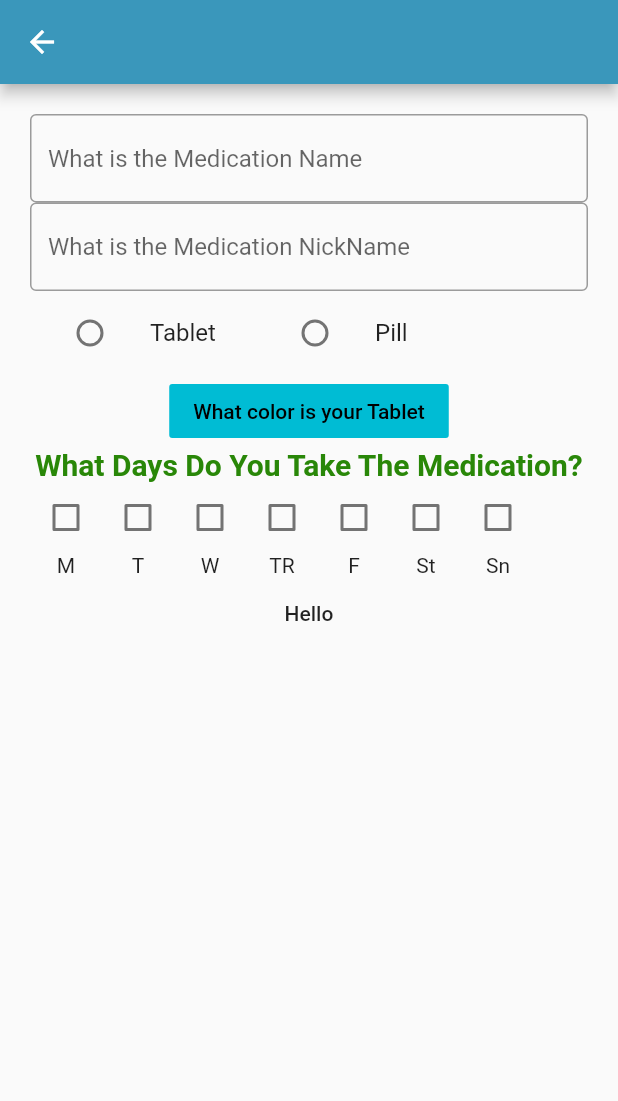
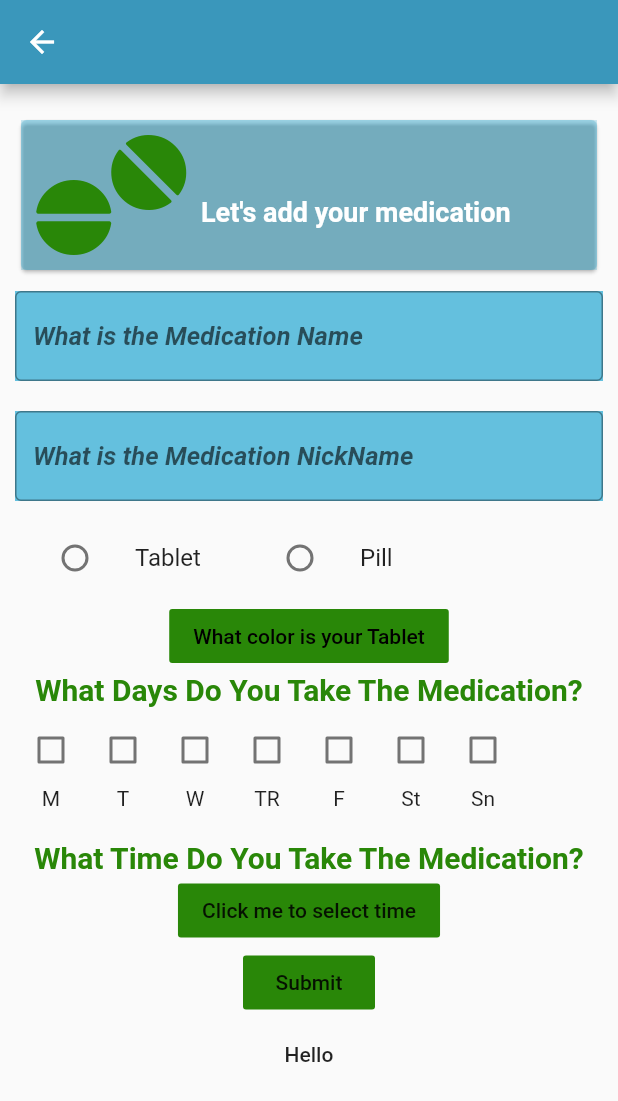
Before and after one commit to moahmmed199898/MedicalReminder, a Flutter app: the AddPage screen opened by its route, on a phone screen of 412 x 824 dp. Shown: the top 1101 px of the screen. Run offline on Flutter 3.47's test engine with Material 2 defaults, Android fonts, the phone set to English and light mode, and no system bars; our stand-ins replace cloud_firestore, firebase_auth, firebase_core, flutter_signin_button, font_awesome_flutter, google_sign_in and 1 more; missing offline and left inert: o_color_picker; accounts and stored records are empty; statements that could not run were skipped.

Commit message:
# Conflicts: #	lib/Pages/Add_Page.dart

```diff
--- a/lib/App_State.dart
+++ b/lib/App_State.dart
@@ -1,6 +1,6 @@
 import 'package:firebase_auth/firebase_auth.dart';
 class AppState {
-  static bool firebaseInitialized = false;
+  static bool isFirebaseInitialized = false;
   static bool firebaseError = false;
   static UserCredential credential;
 }
--- a/lib/Components/Color_Picker.dart
+++ b/lib/Components/Color_Picker.dart
@@ -2,18 +2,19 @@ import 'package:flutter/material.dart';
 import 'package:o_color_picker/o_color_picker.dart';
 
 class ColorPicker extends StatefulWidget {
-  String title;
-  void Function(Color) callback;
-  ColorPicker(this.title, this.callback);
+  final String title;
+  final void Function(Color) callback;
+  final Color defaultColor;
+  ColorPicker(this.title,this.defaultColor, this.callback);
   @override
   _ColorPicker createState() => _ColorPicker();
 }
 
 class _ColorPicker extends State<ColorPicker> {
 
-  Color selectedColor = Colors.cyan;
   @override
   Widget build(BuildContext context) {
+    Color selectedColor = widget.defaultColor;
     return FlatButton(
               color: selectedColor,
               textColor: Colors.black,
@@ -21,7 +22,10 @@ class _ColorPicker extends State<ColorPicker> {
               onPressed: () => showDialog<void>(
                 context: context,
                 builder: (_) => Material(
-                  child: OColorPicker(
+                  child: Column(
+                    mainAxisAlignment: MainAxisAlignment.center,
+                    children: [
+                      OColorPicker(
                         selectedColor: selectedColor,
                         colors: primaryColorsPalette,
                         onColorChange: (color) {
@@ -32,6 +36,8 @@ class _ColorPicker extends State<ColorPicker> {
                           widget.callback(color);
                         },
                       ),
+                    ],
+                  )
                 ),
               ),
             );
--- a/lib/Components/DaysPicker/Days_Picker.dart
+++ b/lib/Components/DaysPicker/Days_Picker.dart
@@ -24,10 +24,12 @@ class _DaysPicker extends State<DaysPicker> {
   }
   @override
   Widget build(BuildContext context) {
-    return Flex(
+    return Container(
+      margin: EdgeInsets.only(bottom: 20, top: 5),
+      child:Flex(
           direction: Axis.horizontal,
           children:  weekDays.map((e) => VerticalCheckBoxTile(e, (value)=>onChangeHandler(e,value))).toList()
-      );
+      ));
 
   }
 
--- a/lib/Components/Input_Box.dart
+++ b/lib/Components/Input_Box.dart
@@ -1,4 +1,5 @@
 import 'package:flutter/material.dart';
+import 'package:medical_reminder/Constants.dart';
 
 class InputBox extends StatelessWidget {
   final String question;
@@ -10,12 +11,21 @@ class InputBox extends StatelessWidget {
 
   @override
   Widget build(BuildContext context) {
-    return TextFormField(
-        decoration: InputDecoration(
-        hintText: question,
-        border: OutlineInputBorder(),
-    ),
-      onChanged: callback
+    return Container(
+      color: Constants.mainColor.withOpacity(0.6),
+      margin: EdgeInsets.only(bottom: 10, top: 10),
+      child: TextFormField(
+        style: TextStyle(
+          fontSize: 17,
+          fontWeight: FontWeight.bold,
+          fontStyle: FontStyle.italic
+        ),
+          decoration: InputDecoration(
+            hintText: question,
+            border: OutlineInputBorder(),
+          ),
+          onChanged: callback
+      ),
     );
   }
 
--- a/lib/Components/MedicationCard/Medication_Card.dart
+++ b/lib/Components/MedicationCard/Medication_Card.dart
@@ -7,6 +7,7 @@ class MedicationCard extends StatelessWidget {
   final String subText;
   final IconData icon;
   final Color iconColor;
+  final double transparency;
 
   //font sizes
   final double _medNameFontSize = 35;
@@ -21,21 +22,22 @@ class MedicationCard extends StatelessWidget {
   Color _backgroundColor;
 
 
-  MedicationCard(this.medName, this.subText, this.icon, this.iconColor) {
+  MedicationCard(this.medName, this.subText, this.icon, this.iconColor, [this.transparency=1]) {
     //calculate the mean of the colors
     double avgMean = (iconColor.blue + iconColor.red + iconColor.green)/3;
     if(avgMean > 255/2) {
       //light icon
-      _backgroundColor = _darkBackground;
+      _backgroundColor = _darkBackground.withOpacity(transparency);
     } else {
       //dark icon
-      _backgroundColor = _lightBackground;
+      _backgroundColor = _lightBackground.withOpacity(transparency);
     }
   }
 
   @override
   Widget build(BuildContext context) {
     return Card(
+      color: _backgroundColor,
         child: Container(
       color: _backgroundColor,
       height: 100,
--- a/lib/Components/MedicationCard/Medication_Card_Maker.dart
+++ b/lib/Components/MedicationCard/Medication_Card_Maker.dart
@@ -13,7 +13,7 @@ class MedicationCardMaker extends StatelessWidget {
   String subText;
   IconData icon;
   Color iconColor;
-  Medications medications;
+  Medication medications;
 
   MedicationCardMaker(this.medications) {
     medName = medications.medNickName;
--- a/lib/Pages/Add_Page.dart
+++ b/lib/Pages/Add_Page.dart
@@ -1,11 +1,17 @@
 import 'package:flutter/material.dart';
-import 'package:medical_reminder/Components/Background_Animation.dart';
+import 'package:font_awesome_flutter/font_awesome_flutter.dart';
+import 'dart:async';
 
 
+import 'package:medical_reminder/Components/BackgroundSettings/Background_Animation.dart';
+import 'package:medical_reminder/Components/BackgroundSettings/Background_Setting_Setter.dart';
 import 'package:medical_reminder/Components/Color_Picker.dart';
 import 'package:medical_reminder/Components/DaysPicker/Days_Picker.dart';
 import 'package:medical_reminder/Components/Input_Box.dart';
+import 'package:medical_reminder/Components/MedicationCard/Medication_Card.dart';
 import 'package:medical_reminder/Components/Tablet_Pill_Picker.dart';
+import 'package:medical_reminder/Services/Firebase/Database.dart';
+import 'package:medical_reminder/Types/BackgroundSettingEnum.dart';
 import 'package:medical_reminder/Services/Drugs_API.dart';
 
 class AddPage extends StatefulWidget {
@@ -14,12 +20,14 @@ class AddPage extends StatefulWidget {
 }
 
 class _AddPage extends State<AddPage> {
-  String _medicationName;
-  String _medNickName;
-  Color _medColor;
+  String _medicationName = " ";
+  String _medNickName = " ";
+  Color _medColor = Color.fromRGBO(41, 135, 8, 1);
   String _medType = "Tablet";
   List<String> _medDays;
   TimeOfDay _time = TimeOfDay(hour: 8, minute: 0);
+  BackgroundSetting _currentBackground = BackgroundSetting.Evening2Morning;
+  IconData _icon = FontAwesomeIcons.tablets;
 
   void _colorPickerOnChangeHandler(Color color) {
     setState(() {
@@ -30,6 +38,11 @@ class _AddPage extends State<AddPage> {
   void _medTypeOnChangeHandler(String string) {
     setState(() {
       _medType = string;
+      if(_medType == "Tablet") {
+        _icon = FontAwesomeIcons.tablets;
+      } else {
+        _icon = FontAwesomeIcons.pills;
+      }
     });
   }
 
@@ -37,12 +50,33 @@ class _AddPage extends State<AddPage> {
     _medDays = days;
   }
 
-  void _onTimeChangedHandler(TimeOfDay time) {
+  void backgroundAnimation() {
     setState(() {
-      _time = time;
+      _currentBackground = BackgroundSetting.Morning2Evening;
+    });
+
+  }
+  void onClickShowTimeHandler() {
+    showTimePicker(context: context, initialTime: _time).then((value) => setState(()=>{
+      _time = value
+    }));
+  }
+  void onChangeMedNameHandler(String value) {
+    setState(() {
+      _medicationName = value;
+    });
+  }
+  void onChangeMedNickNameHandler(String value) {
+    setState(() {
+      _medNickName = value;
     });
   }
 
+  void onSubmitHandler() {
+    Database database = Database(context);
+    // database.addMedication(_medicationName, _medNickName, _medColor, _medType, _medDays, _time).then((value) => print("added")).catchError((e)=> print(e.toString()));
+    database.getCurrentMedication();
+  }
 
   @override
   void initState() {
@@ -57,19 +91,22 @@ class _AddPage extends State<AddPage> {
         ),
         body: Stack(
             children: [
-              // BackgroundAnimation(),
+              BackgroundSettingSetter(_currentBackground),
           SingleChildScrollView(
-
               child:Container(
-                      margin: EdgeInsets.all(20),
+                      margin: EdgeInsets.only(top: 20, right: 10, left: 10, bottom: 20),
                       child: Column(
                         children: [
-                          InputBox("What is the Medication Name", (String string) => print(string)),
-                          InputBox("What is the Medication NickName", (String string) => print(string)),
+                          MedicationCard(_medNickName, "Let's add your medication", _icon, _medColor, 0.2),
+                          InputBox("What is the Medication Name", onChangeMedNameHandler),
+                          InputBox("What is the Medication NickName", onChangeMedNickNameHandler),
                           TabletPillPicker(_medTypeOnChangeHandler),
-                          ColorPicker("What color is your $_medType", _colorPickerOnChangeHandler),
-                          Text("What Days Do You Take The Medication?", style: TextStyle(color: Color.fromRGBO(41, 135, 8, 1), fontWeight: FontWeight.bold, fontSize: 20)),
+                          ColorPicker("What color is your $_medType",_medColor , _colorPickerOnChangeHandler),
+                          Text("What Days Do You Take The Medication?", style: TextStyle(color: _medColor, fontWeight: FontWeight.bold, fontSize: 20)),
                           DaysPicker(_onDayCheckedHandler),
+                          Text("What Time Do You Take The Medication?", style: TextStyle(color: _medColor, fontWeight: FontWeight.bold, fontSize: 20)),
+                          FlatButton(onPressed:onClickShowTimeHandler,color: _medColor, child: Text("Click me to select time")),
+                          FlatButton(onPressed: onSubmitHandler, color: _medColor, child: Text("Submit")),
                           FlatButton(onPressed: ()=>DrugsAPI().getDrugNameSuggestions("ibuprofen"), child: Text("Hello"))
                         ],
                       )
--- /dev/null
+++ b/lib/Services/Firebase/Database.dart
@@ -0,0 +1,75 @@
+import 'package:cloud_firestore/cloud_firestore.dart';
+import 'package:medical_reminder/App_State.dart';
+import 'package:medical_reminder/Pages/Auth_page.dart';
+import 'package:medical_reminder/Services/Firebase/Firebase_Initializer.dart';
+import 'package:flutter/material.dart';
+import 'package:medical_reminder/Types/Firebase_Data.dart';
+
+class Database {
+  FirebaseFirestore firestore;
+  BuildContext context;
+  Database(this.context);
+  Future initFirebase() async {
+    if(AppState.isFirebaseInitialized == false) await FirebaseInitializer.initFlutterFire();
+    //TODO: Handel Firebase init error
+    if(AppState.firebaseError == true) print("Firebase Init Error");
+    firestore = FirebaseFirestore.instance;
+    firestore.settings = Settings(persistenceEnabled: true);
+  }
+
+  Future checkLogin() async {
+    if(AppState.credential == null) {
+      await Navigator.pushNamed(context, "/auth");
+    }
+  }
+
+
+  // String _medicationName = " ";
+  // String _medNickName = " ";
+  // Color _medColor = Color.fromRGBO(41, 135, 8, 1);
+  // String _medType = "Tablet";
+  // List<String> _medDays;
+  // TimeOfDay _time = TimeOfDay(hour: 8, minute: 0);
+
+  Future addMedication(String medName, String medNickName, Color medColor, String medType, List<String> medDays, TimeOfDay medTime) async {
+    await initFirebase();
+    await checkLogin();
+    CollectionReference medications = firestore.collection("Medications");
+    await medications.add(({
+      "medicationName": medName,
+      "medColor": {
+        "r": medColor.red,
+        "g": medColor.green,
+        "b": medColor.blue
+      },
+      "medNickName": medNickName,
+      "medInterval": [
+        {
+          "Day": medDays[0],
+          "time": [
+            "${medTime.hour}:${medTime.minute}"
+          ]
+      }
+      ],
+      "amountLeft": 4,
+      "dose": 500,
+      "medType": medType == "Tablet" ? "T" : "P",
+      "userID": AppState.credential.user.uid
+    }));
+  }
+
+  Future<List<Medication>> getCurrentMedication() async {
+    await initFirebase();
+    await checkLogin();
+    var medications =  await firestore.collection("Medications").get();
+    var list = List<Medication>();
+    for(var med in medications.docs) {
+      var stracuredData = Medication.fromJson(med.data());
+      list.add(stracuredData);
+    }
+    return list;
+
+  }
+
+
+}
--- a/lib/Services/Firebase/Firebase_Initializer.dart
+++ b/lib/Services/Firebase/Firebase_Initializer.dart
@@ -11,7 +11,7 @@ class FirebaseInitializer {
   static Future<int> initFlutterFire() async {
     try{
       await Firebase.initializeApp();
-      AppState.firebaseInitialized = true;
+      AppState.isFirebaseInitialized = true;
       return 1;
     } catch(e) {
       print("Firebase Init Error");
--- /dev/null
+++ b/lib/Types/BackgroundSettingEnum.dart
@@ -0,0 +1,8 @@
+enum BackgroundSetting {
+  Morning2Evening,
+  Evening2Morning,
+  Morning2Night,
+  Night2Morning,
+  Evening2Night,
+  Night2Evening,
+}
--- a/lib/Types/Firebase_Data.dart
+++ b/lib/Types/Firebase_Data.dart
@@ -4,12 +4,12 @@
 
 import 'dart:convert';
 
-List<Medications> medicationsFromJson(String str) => List<Medications>.from(json.decode(str).map((x) => Medications.fromJson(x)));
+List<Medication> medicationsFromJson(String str) => List<Medication>.from(json.decode(str).map((x) => Medication.fromJson(x)));
 
-String medicationsToJson(List<Medications> data) => json.encode(List<dynamic>.from(data.map((x) => x.toJson())));
+String medicationsToJson(List<Medication> data) => json.encode(List<dynamic>.from(data.map((x) => x.toJson())));
 
-class Medications {
-  Medications({
+class Medication {
+  Medication({
     this.medicationName,
     this.medColor,
     this.medNickName,
@@ -27,7 +27,7 @@ class Medications {
   int dose;
   String medType;
 
-  factory Medications.fromJson(Map<String, dynamic> json) => Medications(
+  factory Medication.fromJson(Map<String, dynamic> json) => Medication(
     medicationName: json["medicationName"],
     medColor: MedColor.fromJson(json["medColor"]),
     medNickName: json["medNickName"],
--- a/lib/main.dart
+++ b/lib/main.dart
@@ -1,5 +1,4 @@
 import 'package:flutter/material.dart';
-import 'package:medical_reminder/Components/Background_Animation.dart';
 import 'package:medical_reminder/Pages/Add_Page.dart';
 import 'package:medical_reminder/Pages/Auth_page.dart';
 
@@ -8,12 +7,11 @@ import 'Pages/Home_Page.dart';
 
 void main() => runApp(MaterialApp(
       theme: ThemeData.light(),
-      initialRoute: "/add",
+      initialRoute: "/CurrentHealth",
       routes: {
         "/": (context) => HomePage(),
         "/CurrentHealth" : (context) => CurrentHealthPage(),
         "/auth": (context) => AuthPage(),
         "/add": (context) => AddPage(),
-        "/test": (context) => BackgroundAnimation()
       },
     ));
--- a/pubspec.yaml
+++ b/pubspec.yaml
@@ -55,7 +55,8 @@ flutter:
 
   # To add assets to your application, add an assets section, like this:
   assets:
-    - assets/sky_animation.riv
+    - assets/Evening2Morning.riv
+    - assets/Morning2Evening.riv
   #   - images/a_dot_ham.jpeg
 
   # An image asset can refer to one or more resolution-specific "variants", see
```
Also changed, not shown: lib/Components/BackgroundSettings/Background_Animation.dart (renamed from lib/Components/Background_Animation.dart, +10 -8 lines), lib/Components/BackgroundSettings/Background_Setting_Setter.dart (added, +26 -0 lines), lib/Components/MedicationCard/Medication_Card_Manager.dart (+17 -4 lines), 3 other files. Lines whose indentation alone changed are shown as unchanged.
